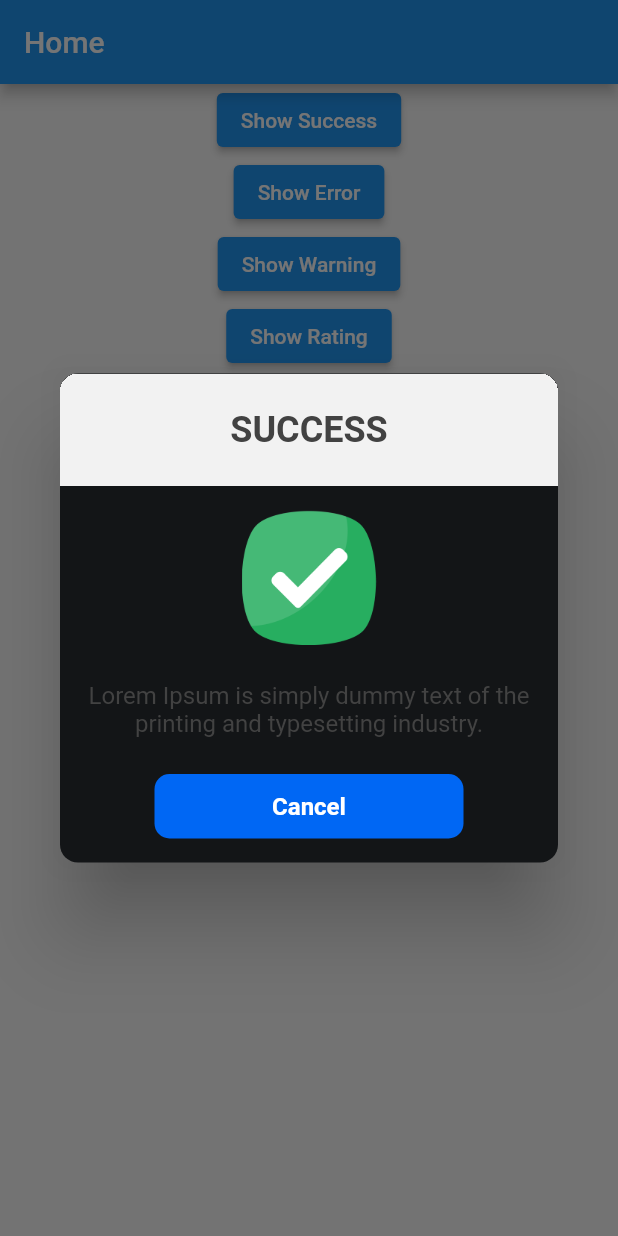
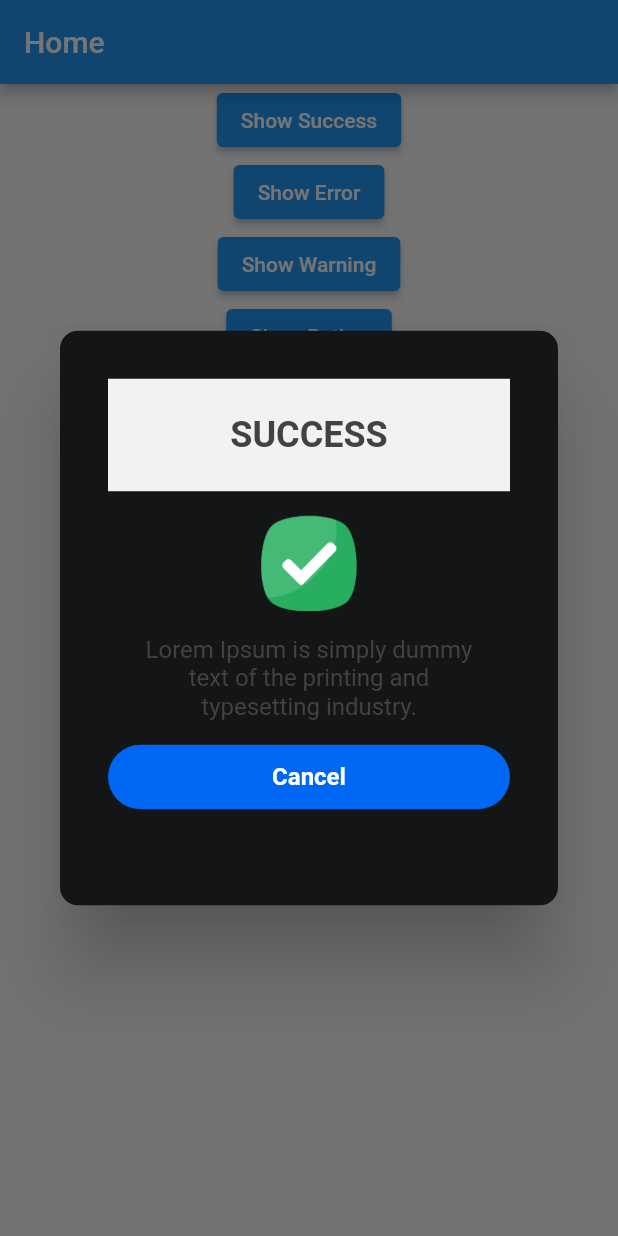
Before and after one commit to omeryilmazel/SwAlert, a Flutter app: the screen it shows after launch, after a tap on "Show Success", on a phone screen of 412 x 824 dp. Run offline on Flutter 3.47's test engine with Material 2 defaults, Android fonts, the phone set to English and light mode, and no system bars.

Commit message:
Update success.dart

```diff
--- a/lib/src/widgets/success.dart
+++ b/lib/src/widgets/success.dart
@@ -22,6 +22,7 @@ class SwSuccess extends StatelessWidget {
     return Dialog(
       backgroundColor: Colors.transparent,
       child: Container(
+        padding:  EdgeInsets.all(32),
         clipBehavior: Clip.hardEdge,
         width: MediaQuery.of(context).size.width,
         decoration: BoxDecoration(
@@ -36,7 +37,7 @@ class SwSuccess extends StatelessWidget {
 
   Container buildContent() {
     return Container(
-      margin: EdgeInsets.symmetric(horizontal: 16, vertical: 16),
+      margin: EdgeInsets.only(top: 8, left: 16, right: 16),
       width: double.maxFinite,
       child: Center(
           child: Text(
@@ -50,7 +51,7 @@ class SwSuccess extends StatelessWidget {
   Padding buildImage() {
     return Padding(
       padding: const EdgeInsets.only(top: 16, bottom: 8),
-      child: Image.asset('assets/success.png', height: 90, width: 90,package: 'sw_alert',),
+      child: Image.asset('assets/success.png', height: 64, width: 64,package: 'sw_alert',),
     );
   }
 
@@ -74,11 +75,10 @@ class SwSuccess extends StatelessWidget {
         }
       },
       child: Container(
-        width: MediaQuery.of(context).size.width * 0.5,
-        margin: EdgeInsets.only(bottom: 16,top: 8),
-        padding: EdgeInsets.symmetric(vertical: 12),
+        margin: EdgeInsets.only(bottom: 32,top: 16),
+        padding: EdgeInsets.symmetric(vertical: 12, horizontal: 32),
         decoration: BoxDecoration(
-            borderRadius: BorderRadius.circular(10), color: SwColors.mainColor),
+            borderRadius: BorderRadius.circular(100), color: SwColors.mainColor),
         child: Center(
           child: Text(onConfirmText, style: AlertTextStyle.buttonText,textAlign: TextAlign.center),
         ),
```
